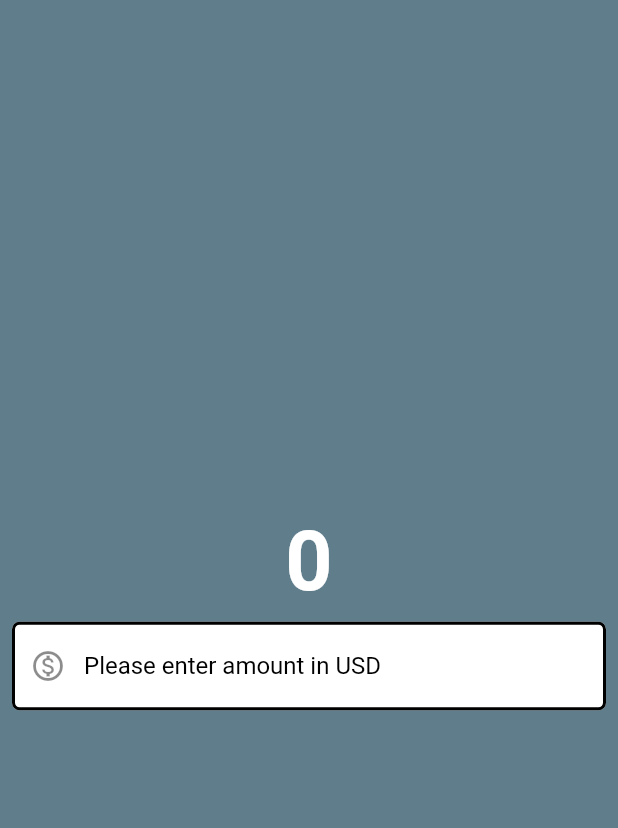
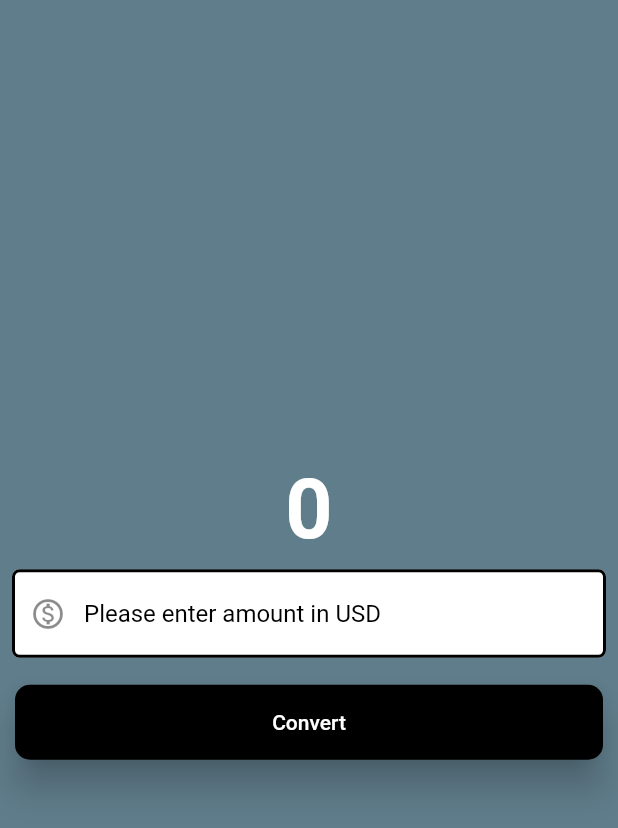
Before and after one commit to belal-bh/flutter-currency-converter, a Flutter app: the screen it shows after launch, on a phone screen of 412 x 824 dp. Shown: the top 828 px of the screen. Run offline on Flutter 3.47's test engine with Material 2 defaults, Android fonts, the phone set to English and light mode, and no system bars.

Commit message:
adds button

```diff
--- a/lib/currency_converter_material_page.dart
+++ b/lib/currency_converter_material_page.dart
@@ -45,6 +45,27 @@ class CurrencyConverterMaterialPage extends StatelessWidget {
                     const TextInputType.numberWithOptions(decimal: true),
               ),
             ),
+            Padding(
+              padding: const EdgeInsets.all(10.0),
+              child: ElevatedButton(
+                onPressed: () {
+                  debugPrint("Cliked me");
+                },
+                style: ButtonStyle(
+                    elevation: const MaterialStatePropertyAll(10),
+                    backgroundColor:
+                        const MaterialStatePropertyAll(Colors.black),
+                    foregroundColor:
+                        const MaterialStatePropertyAll(Colors.white),
+                    minimumSize: const MaterialStatePropertyAll(
+                        Size(double.infinity, 50)),
+                    shape: MaterialStatePropertyAll(RoundedRectangleBorder(
+                        borderRadius: BorderRadius.circular(10)))),
+                child: const Text(
+                  "Convert",
+                ),
+              ),
+            ),
           ],
         ),
       ),
```
